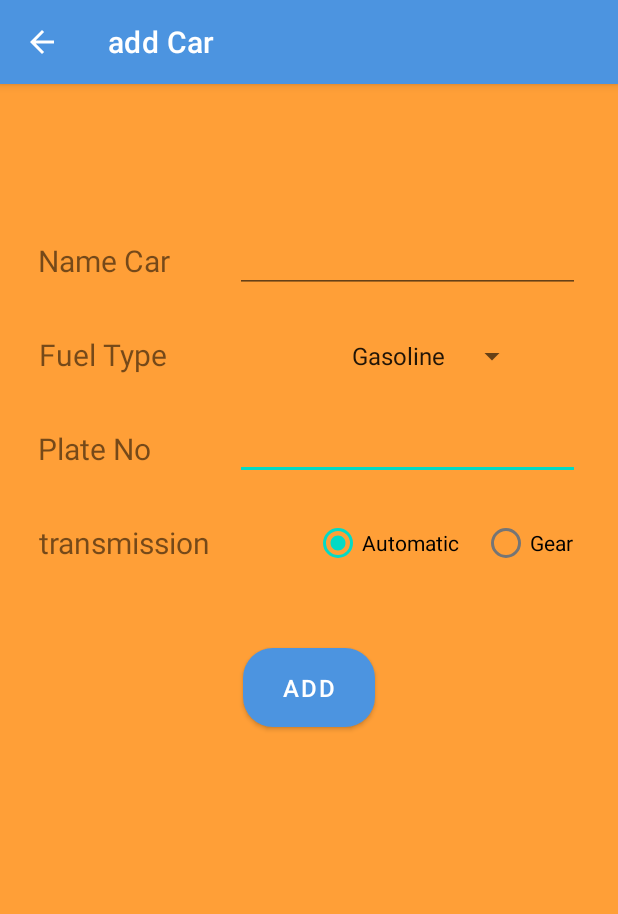
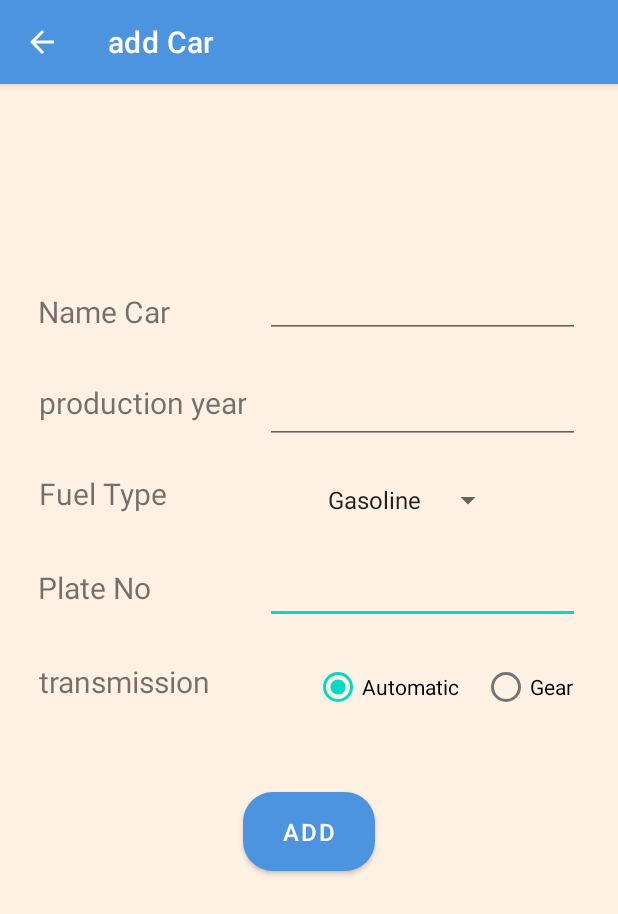
Before and after one commit to Ahmad-Alqattu/Assignment1-Driving-School, an Android app: the addNewCar screen opened directly, with no data from a screen before it, on a phone screen of 412 x 824 dp. Shown: the top 914 px of the screen. Run offline under Robolectric (Android 15) with nearby library versions, the phone set to English and light mode, and no system bars; our stand-ins replace Firebase (no records; nobody signed in at launch, a user with empty details on screens opened directly).

Commit message:
add student

```diff
--- a/app/src/main/java/edu/cs/birzeit/assignment1_driving_school/addNewCar.java
+++ b/app/src/main/java/edu/cs/birzeit/assignment1_driving_school/addNewCar.java
@@ -1,8 +1,12 @@
 package edu.cs.birzeit.assignment1_driving_school;
 
+import static android.content.ContentValues.TAG;
+
+import androidx.annotation.NonNull;
 import androidx.appcompat.app.AppCompatActivity;
 
 import android.os.Bundle;
+import android.util.Log;
 import android.view.Menu;
 import android.view.MenuItem;
 import android.view.View;
@@ -12,20 +16,29 @@ import android.widget.RadioGroup;
 import android.widget.Spinner;
 import android.widget.Toast;
 
+import com.google.firebase.database.DataSnapshot;
+import com.google.firebase.database.DatabaseError;
+import com.google.firebase.database.DatabaseReference;
+import com.google.firebase.database.FirebaseDatabase;
+import com.google.firebase.database.ValueEventListener;
+
 import edu.cs.birzeit.assignment1_driving_school.model.Car;
 import edu.cs.birzeit.assignment1_driving_school.model.CarData;
 
 public class addNewCar extends AppCompatActivity {
     private EditText edit4;
     private EditText edit2;
+    private EditText year;
     private Spinner spinner2;
     private RadioGroup radioGroup;
+    int i=100;
     @Override
     protected void onCreate(Bundle savedInstanceState) {
         super.onCreate(savedInstanceState);
         setContentView(R.layout.activity_add_new_car);
         edit2 = findViewById(R.id.edit2);
         edit4 = findViewById(R.id.edit4);
+        year = findViewById(R.id.year);
         spinner2 = findViewById(R.id.spinner2);
         radioGroup = findViewById(R.id.radioGroup);
         getSupportActionBar().setDisplayHomeAsUpEnabled(true);
@@ -50,13 +63,29 @@ public class addNewCar extends AppCompatActivity {
         String edt2 = edit2.getText().toString();
         String spn = spinner2.getSelectedItem().toString();
         String edt4 = edit4.getText().toString();
-
-
         if(!edt2.isEmpty() && !spn.isEmpty() && !edt4.isEmpty() && radioGroup.getCheckedRadioButtonId()!=-1){
             RadioButton selectedRadioButton = findViewById(radioGroup.getCheckedRadioButtonId());
 
 
-            newData.item.add(new Car(edt2,spn,edt4,selectedRadioButton.getText().toString(), 2020));
+//            newData.item.add(new Car(edt2,spn,edt4,selectedRadioButton.getText().toString(),Integer.parseInt(year.getText().toString())));
+            FirebaseDatabase fire = FirebaseDatabase.getInstance();
+            DatabaseReference myRef = fire.getReference("cars");
+
+            myRef.addListenerForSingleValueEvent(new ValueEventListener() {
+                @Override
+                public void onDataChange(DataSnapshot dataSnapshot) {
+                    // Get the number of child nodes
+                    long numOfCars = dataSnapshot.getChildrenCount();
+
+                    // Use the setValue method to save the car object in the database with the incremented identifier as the child name
+                    myRef.child("car" + (numOfCars + 1)).setValue(new Car(edt2,spn,edt4,selectedRadioButton.getText().toString(),Integer.parseInt(year.getText().toString())));
+                }
+
+                @Override
+                public void onCancelled(DatabaseError error) {
+                    // Handle error
+                }
+            });
             Toast.makeText(this, "Add successfully", Toast.LENGTH_SHORT).show();
            finish();
         }
--- a/app/src/main/java/edu/cs/birzeit/assignment1_driving_school/car_adabt.java
+++ b/app/src/main/java/edu/cs/birzeit/assignment1_driving_school/car_adabt.java
@@ -65,11 +65,7 @@ import edu.cs.birzeit.assignment1_driving_school.model.StudentDA;
         car_adabt(Context ct , ArrayList<Car> Cars){
             this.ct=ct;
             this.Cars = Cars;
-//
-//            Log.w("PUTT", fullCars.size()+"");
-////            this.Cars = new ArrayList<>(fullCars);
-//            Log.w("PTTT", this.Cars.size()+"");
-//
+//            fullCars = new ArrayList<>(Cars);
 
         }
 
--- a/app/src/main/java/edu/cs/birzeit/assignment1_driving_school/model/Student.java
+++ b/app/src/main/java/edu/cs/birzeit/assignment1_driving_school/model/Student.java
@@ -35,7 +35,10 @@ package edu.cs.birzeit.assignment1_driving_school.model;
             this.Paid=0;
 
         }
+        public int updateS(){
+            return sessionNumber+1;
 
+        }
         public String getName() {
             return name;
         }
--- a/app/src/main/java/edu/cs/birzeit/assignment1_driving_school/myAdabt.java
+++ b/app/src/main/java/edu/cs/birzeit/assignment1_driving_school/myAdabt.java
@@ -127,7 +127,6 @@ int i=position;
             @Override
             public void onClick(View v) {
                 Intent second =new Intent(ct,student_info.class);
-
                 second.putExtra("id", String.valueOf(i));
                 second.putExtra("topay", String.valueOf(to_bay));
 
--- a/app/src/main/res/layout/activity_add_new_car.xml
+++ b/app/src/main/res/layout/activity_add_new_car.xml
@@ -1,14 +1,26 @@
 <?xml version="1.0" encoding="utf-8"?>
-<androidx.constraintlayout.widget.ConstraintLayout
-    xmlns:android="http://schemas.android.com/apk/res/android"
+<androidx.constraintlayout.widget.ConstraintLayout xmlns:android="http://schemas.android.com/apk/res/android"
     xmlns:app="http://schemas.android.com/apk/res-auto"
     xmlns:tools="http://schemas.android.com/tools"
     android:layout_width="match_parent"
     android:layout_height="match_parent"
     android:layout_gravity="center"
-    android:background="#D5FF8C10"
+    android:background="#D5FFEFDE"
     tools:context=".addNewCar">
 
+
+    <TextView
+        android:id="@+id/textView11"
+        android:layout_width="wrap_content"
+        android:layout_height="wrap_content"
+        android:layout_marginStart="25dp"
+        android:layout_marginTop="138dp"
+        android:gravity="center"
+        android:text="Name Car"
+        android:textSize="20sp"
+        app:layout_constraintStart_toStartOf="parent"
+        app:layout_constraintTop_toTopOf="parent"
+        tools:ignore="MissingConstraints" />
 
     <TextView
         android:id="@+id/textView5"
@@ -25,7 +37,7 @@
 
     <EditText
         android:id="@+id/edit4"
-        android:layout_width="230dp"
+        android:layout_width="210dp"
         android:layout_height="wrap_content"
         android:layout_marginTop="25dp"
         android:layout_marginEnd="25dp"
@@ -42,20 +54,31 @@
         android:layout_width="wrap_content"
         android:layout_height="wrap_content"
         android:layout_marginStart="25dp"
-        android:layout_marginTop="104dp"
+        android:layout_marginTop="33dp"
         android:gravity="center"
-        android:text="Name Car"
+        android:text="production year"
         android:textSize="20sp"
         app:layout_constraintStart_toStartOf="parent"
-        app:layout_constraintTop_toTopOf="parent"
+        app:layout_constraintTop_toBottomOf="@+id/textView11"
         tools:ignore="MissingConstraints" />
+
+    <EditText
+        android:id="@+id/year"
+        android:layout_width="210dp"
+        android:layout_height="wrap_content"
+        android:layout_marginTop="25dp"
+        android:layout_marginEnd="25dp"
+        android:ems="10"
+        android:inputType="date"
+        app:layout_constraintEnd_toEndOf="parent"
+        app:layout_constraintTop_toBottomOf="@+id/edit2" />
 
     <TextView
         android:id="@+id/textView3"
         android:layout_width="wrap_content"
         android:layout_height="wrap_content"
         android:layout_marginStart="25dp"
-        android:layout_marginTop="35dp"
+        android:layout_marginTop="33dp"
         android:gravity="center"
         android:text="Fuel Type"
         android:textSize="20sp"
@@ -78,9 +101,9 @@
 
     <EditText
         android:id="@+id/edit2"
-        android:layout_width="230dp"
+        android:layout_width="210dp"
         android:layout_height="wrap_content"
-        android:layout_marginTop="94dp"
+        android:layout_marginTop="124dp"
         android:layout_marginEnd="25dp"
         android:ems="10"
         android:gravity="center"
@@ -125,9 +148,8 @@
             android:layout_width="match_parent"
             android:layout_height="wrap_content"
             android:layout_marginRight="15dp"
-            android:text="Automatic"
             android:checked="true"
-            />
+            android:text="Automatic" />
 
         <RadioButton
             android:id="@+id/radioButton2"
@@ -140,15 +162,14 @@
         android:id="@+id/spinner2"
         android:layout_width="wrap_content"
         android:layout_height="wrap_content"
-        android:layout_marginTop="30dp"
-        android:layout_marginEnd="60dp"
+        android:layout_marginTop="25dp"
+        android:layout_marginEnd="76dp"
         android:entries="@array/fule"
         android:scrollbarSize="5dp"
         android:textAlignment="center"
         android:transitionGroup="false"
         app:layout_constraintEnd_toEndOf="parent"
-        app:layout_constraintTop_toBottomOf="@+id/edit2"
 
-        />
+        app:layout_constraintTop_toBottomOf="@+id/year" />
 
 </androidx.constraintlayout.widget.ConstraintLayout>
--- a/app/src/main/res/layout/activity_add_session.xml
+++ b/app/src/main/res/layout/activity_add_session.xml
@@ -33,7 +33,7 @@
 
     <Spinner
         android:id="@+id/studentNameSpinner"
-        android:layout_width="wrap_content"
+        android:layout_width="180dp"
         android:layout_height="wrap_content"
         android:layout_marginTop="14dp"
         android:layout_marginEnd="20dp"
--- a/app/src/main/res/layout/activity_add_student.xml
+++ b/app/src/main/res/layout/activity_add_student.xml
@@ -35,7 +35,7 @@
         android:layout_height="wrap_content"
         android:layout_gravity="center"
         android:layout_marginTop="10dp"
-        android:hint="enter phone number"
+        android:hint="Enter phone number"
         android:textSize="24sp" />
 
     <LinearLayout
@@ -94,7 +94,7 @@
             android:layout_height="wrap_content"
             android:layout_marginStart="10dp"
             android:layout_marginTop="10dp"
-            android:text="session type:"
+            android:text="License type:"
 
             android:textColor="@color/black"
             android:textSize="24sp" />
--- a/app/src/main/res/layout/activity_status.xml
+++ b/app/src/main/res/layout/activity_status.xml
@@ -12,8 +12,8 @@
         android:id="@+id/RecyclerView"
         android:layout_width="0dp"
         android:layout_height="wrap_content"
-        android:layout_marginStart="2dp"
-        android:layout_marginEnd="2dp"
+        android:layout_marginStart="1dp"
+        android:layout_marginEnd="1dp"
         android:background="#00131C1C"
         app:layout_constraintEnd_toEndOf="parent"
         app:layout_constraintStart_toStartOf="parent"
--- a/app/src/main/res/layout/activity_view_car.xml
+++ b/app/src/main/res/layout/activity_view_car.xml
@@ -26,8 +26,8 @@
         android:id="@+id/recycler"
         android:layout_width="0dp"
         android:layout_height="630dp"
-        android:layout_marginStart="2dp"
-        android:layout_marginEnd="2dp"
+        android:layout_marginStart="1dp"
+        android:layout_marginEnd="1dp"
         app:layout_constraintEnd_toEndOf="parent"
         app:layout_constraintHorizontal_bias="0.0"
         app:layout_constraintStart_toStartOf="parent"
```
Also changed, not shown: app/src/main/java/edu/cs/birzeit/assignment1_driving_school/AddSession.java (+175 -38 lines), app/src/main/java/edu/cs/birzeit/assignment1_driving_school/AddStudent.java (+24 -1 lines), app/src/main/java/edu/cs/birzeit/assignment1_driving_school/Home.java (+12 -0 lines), app/src/main/java/edu/cs/birzeit/assignment1_driving_school/model/Session.java (+15 -20 lines), app/src/main/java/edu/cs/birzeit/assignment1_driving_school/viewCar.java (+13 -23 lines).
